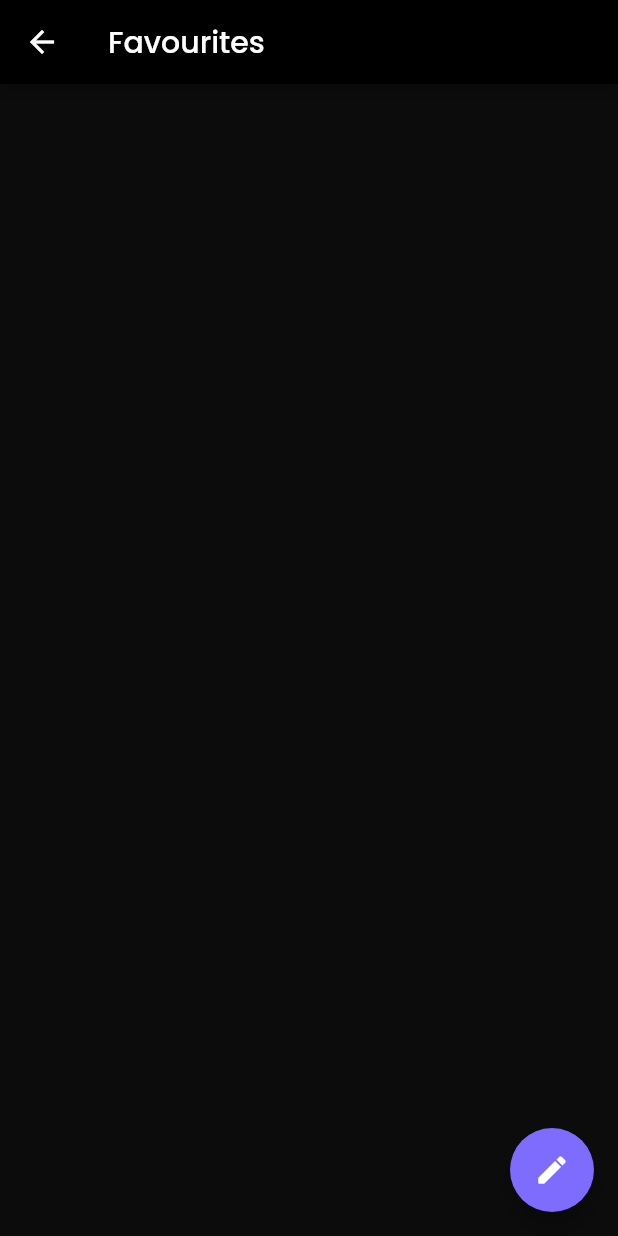
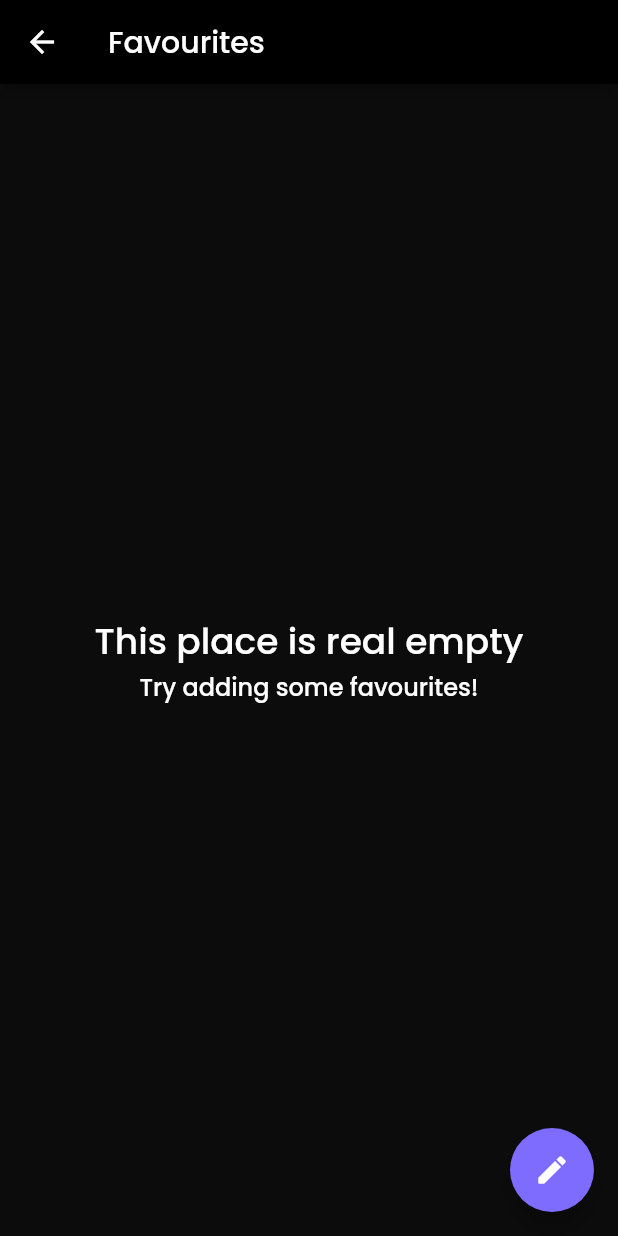
Before and after one commit to TechSupportz/transito-flutter, a Flutter app: the FavouritesScreen screen opened directly, on a phone screen of 412 x 824 dp. Run offline on Flutter 3.47's test engine with Material 2 defaults, Android fonts, the phone set to English and light mode, and no system bars; our stand-ins replace geolocator, jiffy, latlong2, photo_view; missing offline and left inert: parent_child_checkbox; network calls fail.

Commit message:
Added screen when no favourites are added, some minor refactoring

```diff
--- a/lib/screens/navbar_screens/favourites_screen.dart
+++ b/lib/screens/navbar_screens/favourites_screen.dart
@@ -1,4 +1,5 @@
 import 'package:flutter/material.dart';
+import 'package:flutter/rendering.dart';
 import 'package:latlong2/latlong.dart';
 import 'package:provider/provider.dart';
 import 'package:transito/providers/favourites_provider.dart';
@@ -14,6 +15,16 @@ class FavouritesScreen extends StatefulWidget {
 class _FavouritesScreenState extends State<FavouritesScreen> {
   bool isFabVisible = true;
 
+  bool hideFabOnScroll(UserScrollNotification notification) {
+    if (notification.direction == ScrollDirection.forward) {
+      !isFabVisible ? setState(() => isFabVisible = true) : null;
+    } else if (notification.direction == ScrollDirection.reverse) {
+      isFabVisible ? setState(() => isFabVisible = false) : null;
+    }
+
+    return true;
+  }
+
   @override
   Widget build(BuildContext context) {
     return Consumer<FavouritesProvider>(
@@ -22,13 +33,18 @@ class _FavouritesScreenState extends State<FavouritesScreen> {
           appBar: AppBar(
             title: const Text('Favourites'),
           ),
-          body: ListView.separated(
+          body: value.favouritesList.isNotEmpty
+              ? Padding(
+                  padding: const EdgeInsets.symmetric(horizontal: 8.0),
+                  child: NotificationListener<UserScrollNotification>(
+                    onNotification: (notification) => hideFabOnScroll(notification),
+                    child: ListView.separated(
                       itemBuilder: (context, int index) {
                         return FavouritesTimingCard(
                           busStopCode: value.favouritesList[index].busStopCode,
                           busStopName: value.favouritesList[index].busStopName,
-                busStopLocation: LatLng(
-                    value.favouritesList[index].latitude, value.favouritesList[index].longitude),
+                          busStopLocation: LatLng(value.favouritesList[index].latitude,
+                              value.favouritesList[index].longitude),
                           services: value.favouritesList[index].services,
                         );
                       },
@@ -38,10 +54,35 @@ class _FavouritesScreenState extends State<FavouritesScreen> {
                       ),
                       itemCount: value.favouritesList.length,
                     ),
-          floatingActionButton: FloatingActionButton(
+                  ),
+                )
+              : Center(
+                  child: Column(
+                    mainAxisAlignment: MainAxisAlignment.center,
+                    children: const [
+                      Text(
+                        "This place is real empty",
+                        style: TextStyle(
+                          fontSize: 24,
+                          fontWeight: FontWeight.w500,
+                        ),
+                      ),
+                      Text(
+                        "Try adding some favourites!",
+                        style: TextStyle(
+                          fontSize: 16,
+                          fontWeight: FontWeight.w500,
+                        ),
+                      ),
+                    ],
+                  ),
+                ),
+          floatingActionButton: isFabVisible
+              ? FloatingActionButton(
                   onPressed: () => debugPrint('bruh'),
                   child: const Icon(Icons.edit_rounded),
-          ),
+                )
+              : null,
         );
       },
     );
--- a/lib/screens/navbar_screens/home_screen.dart
+++ b/lib/screens/navbar_screens/home_screen.dart
@@ -134,7 +134,10 @@ class _HomeScreenState extends State<HomeScreen> {
         ),
       ),
       floatingActionButton: FloatingActionButton(
-        onPressed: () => refreshBusStops(),
+        onPressed: () {
+          refreshBusStops();
+          HapticFeedback.lightImpact();
+        },
         child: const Icon(Icons.my_location_rounded),
       ),
     );
--- a/pubspec.yaml
+++ b/pubspec.yaml
@@ -24,6 +24,7 @@ dependencies:
   parent_child_checkbox:
     git:
       url: https://github.com/TechSupportz/parent-child-checkbox
+  flutter_svg: ^1.0.3
 
 dev_dependencies:
   flutter_test:
@@ -38,8 +39,7 @@ flutter:
 
   assets:
     - assets/
-    - assets/images/mrt_map.png
-    - assets/images/mrt_map.svg
+    - assets/images/
 
   fonts:
     - family: Poppins
```
Also changed, not shown: lib/screens/bus_timing_screen.dart (+11 -9 lines), lib/widgets/bus_timing_row.dart (+6 -9 lines), lib/widgets/favourites_timing_card.dart (+6 -8 lines), assets/images/void.svg (added), pubspec.lock. Lines whose indentation alone changed are shown as unchanged.
